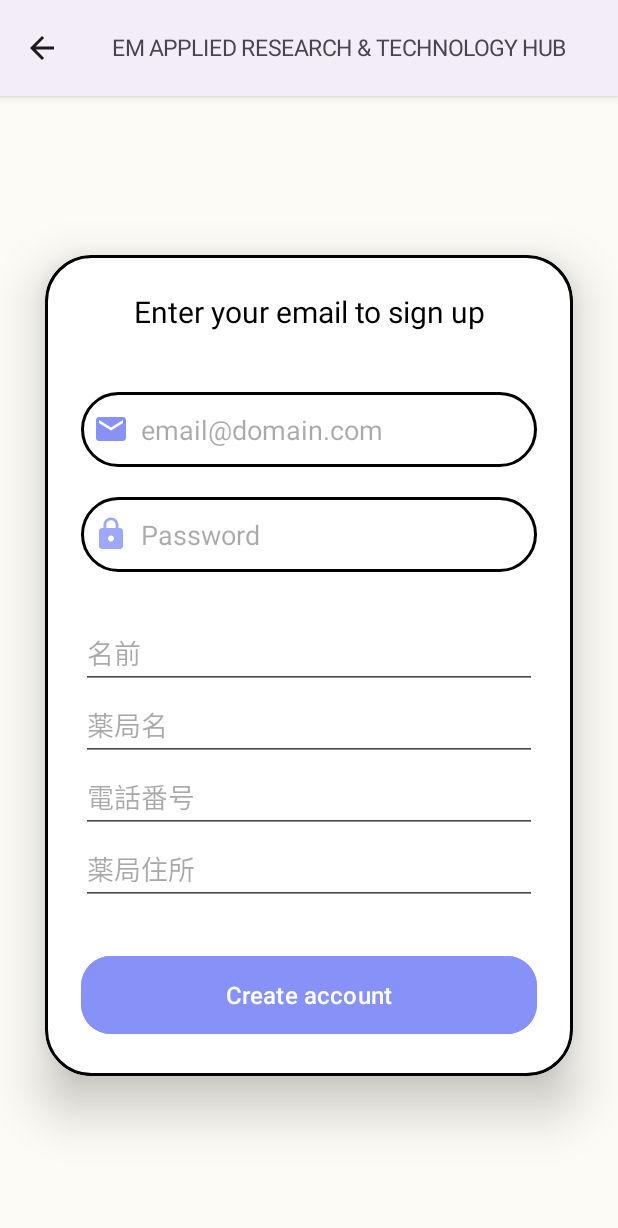
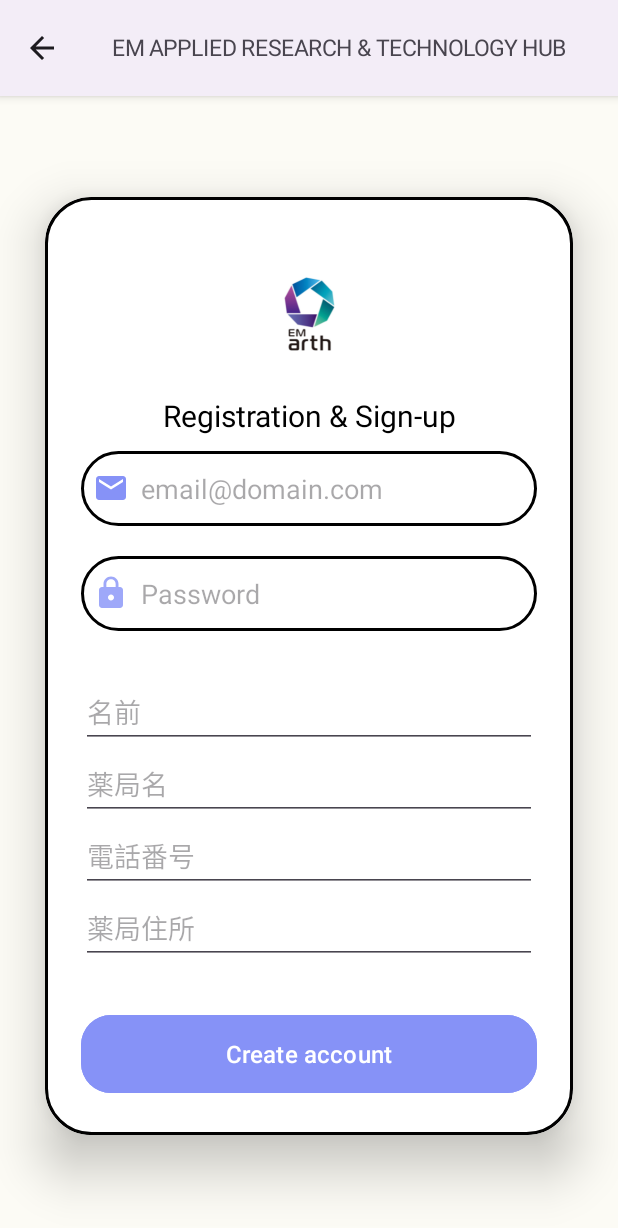
Before and after one commit to masa7/FaceDetection_AutoDownload, an Android app built with Jetpack Compose: the SignupActivity screen opened directly, with no data from a screen before it, on a phone screen of 412 x 824 dp. Shown: the top 1228 px of the screen. Run offline under Robolectric (Android 15) with nearby library versions, the phone set to English and light mode, and no system bars; our stand-ins replace Firebase (no records; nobody signed in at launch, a user with empty details on screens opened directly).

```diff
--- a/app/src/main/res/layout/activity_signup.xml
+++ b/app/src/main/res/layout/activity_signup.xml
@@ -26,6 +26,13 @@
             android:orientation="vertical"
             android:padding="24dp">
 
+            <ImageView
+                android:id="@+id/logoImageView"
+                android:layout_width="wrap_content"
+                android:layout_height="wrap_content"
+                android:src="@mipmap/ic_launcher_full_foreground"
+                android:layout_gravity="center"/>
+
             <TextView
                 android:id="@+id/loginText"
                 android:layout_width="match_parent"
@@ -40,7 +47,7 @@
                 android:inputType="textEmailAddress"
                 android:layout_width="match_parent"
                 android:layout_height="50dp"
-                android:layout_marginTop="40dp"
+                android:layout_marginTop="10dp"
                 android:background="@drawable/custom_edittext"
                 android:drawableStart="@drawable/icon_email"
                 android:drawablePadding="8dp"
--- a/app/src/main/res/values/strings.xml
+++ b/app/src/main/res/values/strings.xml
@@ -15,7 +15,7 @@
     <string name="TAC">I agree to the Terms and Conditions</string>
     <string name="legal">I agree to the Terms and Conditions</string>
     <string name="password_reset"><u>Password Reset</u></string>
-    <string name="SIGN_UP">Enter your email to sign up</string>
+    <string name="SIGN_UP">Registration &amp; Sign-up</string>
     <string name="SIGN_UP_FRONT">SIGN UP</string>
     <string name="Create_Account">Create account</string>
     <string name="Login">Login</string>
```
Also changed, not shown: app/src/main/java/com/example/facedetection/authentication/SignupActivity.kt (+11 -36 lines).
